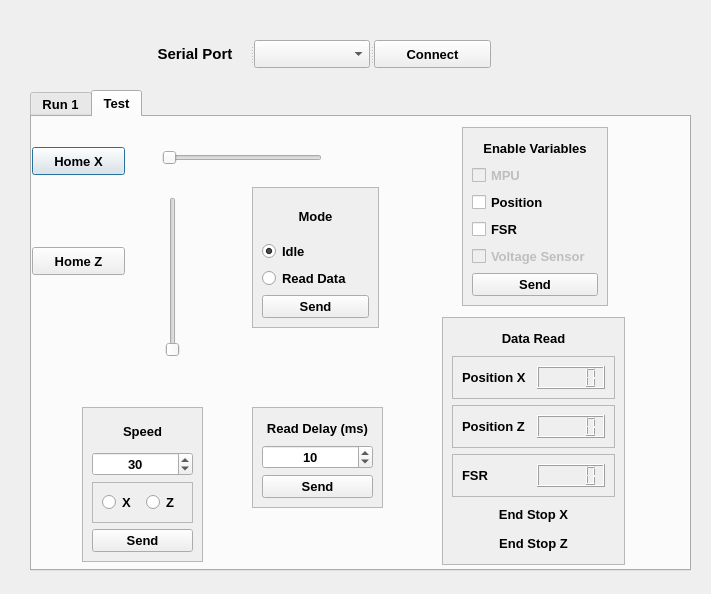
Qt form SOFTWARE/main_window.ui (adrielluiz/platform_tactile_acquisition) before a commit.
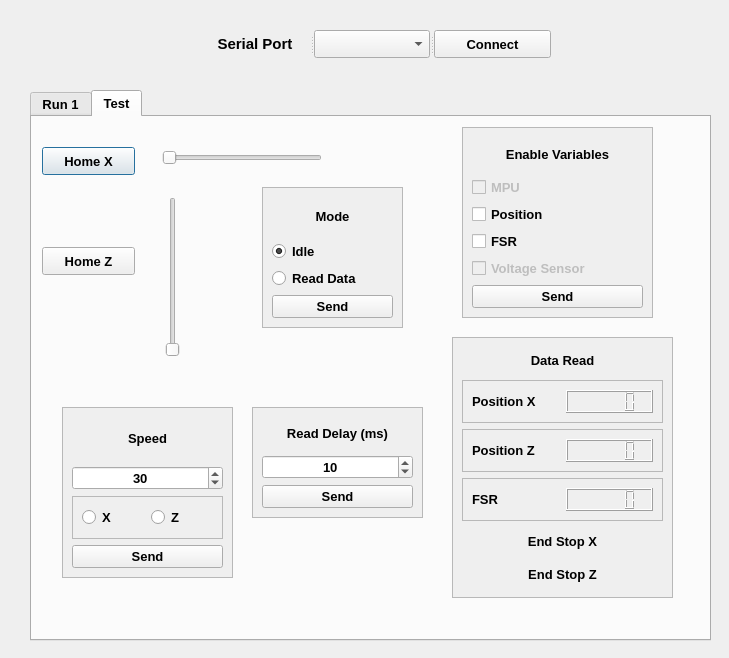
The same form after that commit.

Diff of the .ui file:
```diff
--- a/SOFTWARE/main_window.ui
+++ b/SOFTWARE/main_window.ui
@@ -6,8 +6,8 @@
    <rect>
     <x>0</x>
     <y>0</y>
-    <width>711</width>
-    <height>594</height>
+    <width>729</width>
+    <height>658</height>
    </rect>
   </property>
   <property name="font">
@@ -24,8 +24,8 @@
     <rect>
      <x>30</x>
      <y>90</y>
-     <width>661</width>
-     <height>481</height>
+     <width>681</width>
+     <height>551</height>
     </rect>
    </property>
    <property name="font">
@@ -82,7 +82,7 @@
     <widget class="QPushButton" name="pbHomeX">
      <property name="geometry">
       <rect>
-       <x>0</x>
+       <x>10</x>
        <y>30</y>
        <width>93</width>
        <height>28</height>
@@ -95,7 +95,7 @@
     <widget class="QPushButton" name="pbHomeZ">
      <property name="geometry">
       <rect>
-       <x>0</x>
+       <x>10</x>
        <y>130</y>
        <width>93</width>
        <height>28</height>
@@ -108,9 +108,9 @@
     <widget class="QFrame" name="frame">
      <property name="geometry">
       <rect>
-       <x>220</x>
+       <x>230</x>
        <y>70</y>
-       <width>127</width>
+       <width>141</width>
        <height>141</height>
       </rect>
      </property>
@@ -174,8 +174,8 @@
       <rect>
        <x>430</x>
        <y>10</y>
-       <width>146</width>
-       <height>179</height>
+       <width>191</width>
+       <height>191</height>
       </rect>
      </property>
      <property name="autoFillBackground">
@@ -246,8 +246,8 @@
       <rect>
        <x>220</x>
        <y>290</y>
-       <width>131</width>
-       <height>101</height>
+       <width>171</width>
+       <height>111</height>
       </rect>
      </property>
      <property name="autoFillBackground">
@@ -298,10 +298,10 @@
     <widget class="QFrame" name="frame_4">
      <property name="geometry">
       <rect>
-       <x>50</x>
+       <x>30</x>
        <y>290</y>
-       <width>121</width>
-       <height>155</height>
+       <width>171</width>
+       <height>171</height>
       </rect>
      </property>
      <property name="autoFillBackground">
@@ -381,10 +381,10 @@
     <widget class="QFrame" name="frame_6">
      <property name="geometry">
       <rect>
-       <x>410</x>
-       <y>200</y>
-       <width>183</width>
-       <height>248</height>
+       <x>420</x>
+       <y>220</y>
+       <width>221</width>
+       <height>261</height>
       </rect>
      </property>
      <property name="autoFillBackground">
@@ -424,7 +424,21 @@
           </widget>
          </item>
          <item>
-          <widget class="QLCDNumber" name="lcdPositionX"/>
+          <widget class="QLCDNumber" name="lcdPositionX">
+           <property name="font">
+            <font>
+             <pointsize>10</pointsize>
+             <weight>75</weight>
+             <bold>true</bold>
+            </font>
+           </property>
+           <property name="mode">
+            <enum>QLCDNumber::Hex</enum>
+           </property>
+           <property name="value" stdset="0">
+            <double>0.000000000000000</double>
+           </property>
+          </widget>
          </item>
         </layout>
        </widget>
@@ -500,8 +514,8 @@
   <widget class="QSplitter" name="splitter">
    <property name="geometry">
     <rect>
-     <x>140</x>
-     <y>40</y>
+     <x>200</x>
+     <y>30</y>
      <width>351</width>
      <height>28</height>
     </rect>
```
Left out of the diff: 2 changed lines with no effect on the pictures.
